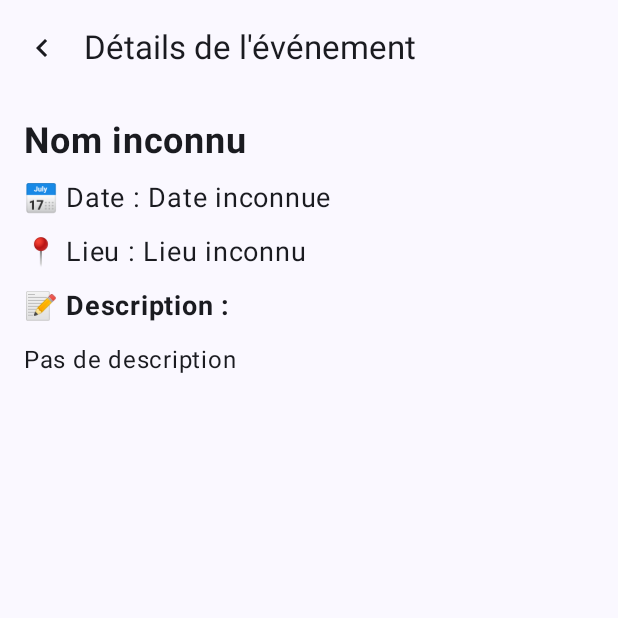
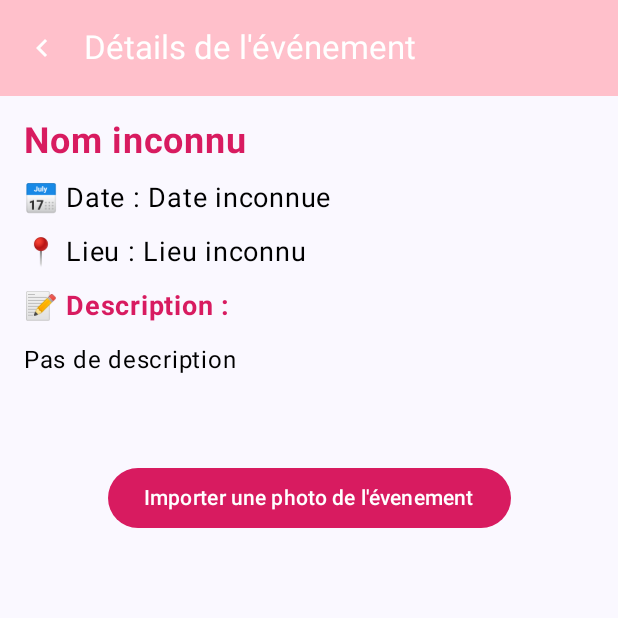
Before and after one commit to inesouarghi24/ISEN-Smart-Caompanion, an Android app built with Jetpack Compose: the EventDetailActivity screen opened directly, with no data from a screen before it, on a phone screen of 412 x 824 dp, the top half of it. Run offline under Robolectric (Android 15) with nearby library versions, the light colour scheme and no system bars; pictures from the network do not load.

Commit message:
design calendrier final (normalement)

```diff
--- a/app/src/main/java/fr/isen/ines/isensmartcompanion/screens/EventDetailActivity.kt
+++ b/app/src/main/java/fr/isen/ines/isensmartcompanion/screens/EventDetailActivity.kt
@@ -1,19 +1,24 @@
 package fr.isen.ines.isensmartcompanion.screens
 
+import android.net.Uri
 import android.os.Bundle
 import androidx.activity.ComponentActivity
 import androidx.activity.compose.setContent
 import androidx.activity.enableEdgeToEdge
+import androidx.compose.foundation.Image
 import androidx.compose.foundation.layout.*
 import androidx.compose.material.icons.Icons
-import androidx.compose.material.icons.filled.KeyboardArrowLeft
+import androidx.compose.material.icons.automirrored.filled.KeyboardArrowLeft
 import androidx.compose.material3.*
 import androidx.compose.runtime.*
 import androidx.compose.ui.Alignment
 import androidx.compose.ui.Modifier
+import androidx.compose.ui.graphics.Color
+import androidx.compose.ui.text.font.Font
 import androidx.compose.ui.text.font.FontWeight
 import androidx.compose.ui.unit.dp
 import androidx.compose.ui.unit.sp
+import coil.compose.rememberAsyncImagePainter
 import fr.isen.ines.isensmartcompanion.ui.theme.ISENSmartCompanionTheme
 
 class EventDetailActivity : ComponentActivity() {
@@ -40,19 +45,23 @@ class EventDetailActivity : ComponentActivity() {
     }
 }
 
-
 @OptIn(ExperimentalMaterial3Api::class)
 @Composable
 fun EventDetailScreen(name: String, description: String, date: String, location: String, onBack: () -> Unit) {
+    var selectedImageUri by remember { mutableStateOf<Uri?>(null) }
+
     Scaffold(
         topBar = {
             TopAppBar(
-                title = { Text(text = "Détails de l'événement") },
+                title = { Text(text = "Détails de l'événement", color = Color.White) },
                 navigationIcon = {
                     IconButton(onClick = onBack) {
-                        Icon(imageVector = Icons.Default.KeyboardArrowLeft, contentDescription = "Retour")
+                        Icon(imageVector = Icons.AutoMirrored.Filled.KeyboardArrowLeft, contentDescription = "Retour", tint = Color.White)
                     }
-                }
+                },
+                colors = TopAppBarDefaults.topAppBarColors(
+                    containerColor = Color(0xFFFFC0CB)
+                )
             )
         }
     ) { innerPadding ->
@@ -64,11 +73,27 @@ fun EventDetailScreen(name: String, description: String, date: String, location:
             verticalArrangement = Arrangement.spacedBy(12.dp),
             horizontalAlignment = Alignment.Start
         ) {
-            Text(text = name, fontSize = 24.sp, fontWeight = FontWeight.Bold)
-            Text(text = "📅 Date : $date", fontSize = 18.sp)
-            Text(text = "📍 Lieu : $location", fontSize = 18.sp)
-            Text(text = "📝 Description :", fontSize = 18.sp, fontWeight = FontWeight.Bold)
-            Text(text = description, fontSize = 16.sp)
+            Text(text = name, fontSize = 24.sp, fontWeight = FontWeight.Bold, color = Color(0xFFD81B60))
+            Text(text = "📅 Date : $date", fontSize = 18.sp, color = Color.Black)
+            Text(text = "📍 Lieu : $location", fontSize = 18.sp, color = Color.Black)
+            Text(text = "📝 Description :", fontSize = 18.sp, fontWeight = FontWeight.Bold, color = Color(0xFFD81B60))
+            Text(text = description, fontSize = 16.sp, color = Color.Black)
+
+            Spacer(modifier = Modifier.height(16.dp))
+
+            PicturePickerButton { uri ->
+                selectedImageUri = uri
+            }
+
+            selectedImageUri?.let { uri ->
+                Image(
+                    painter = rememberAsyncImagePainter(uri),
+                    contentDescription = "Image de l'événement",
+                    modifier = Modifier
+                        .fillMaxWidth()
+                        .height(200.dp)
+                )
+            }
         }
     }
 }
--- a/app/src/main/java/fr/isen/ines/isensmartcompanion/screens/Picture.kt
+++ b/app/src/main/java/fr/isen/ines/isensmartcompanion/screens/Picture.kt
@@ -6,17 +6,20 @@ import androidx.activity.result.contract.ActivityResultContracts
 import androidx.compose.foundation.Image
 import androidx.compose.foundation.layout.*
 import androidx.compose.material3.Button
+import androidx.compose.material3.ButtonDefaults
 import androidx.compose.material3.Text
 import androidx.compose.runtime.*
+import androidx.compose.ui.Alignment
 import androidx.compose.ui.Modifier
+import androidx.compose.ui.graphics.Color
 import androidx.compose.ui.platform.LocalContext
 import androidx.compose.ui.unit.dp
 import coil.compose.rememberAsyncImagePainter
 
 
 @Composable
-fun PicturePickerButton(onImagePicked: (Uri?) -> Unit) {
-    val context = LocalContext.current
+fun PicturePickerButton(onImagePicked: (Uri?) -> Unit) { //mettre sur les details des evenments  (systeme de gallery ppartager)
+    val context = LocalContext.current //conetxte actuelle de mon app
     var imageUri by remember { mutableStateOf<Uri?>(null) }
 
     val launcher = rememberLauncherForActivityResult(
@@ -26,15 +29,20 @@ fun PicturePickerButton(onImagePicked: (Uri?) -> Unit) {
         onImagePicked(uri)
     }
 
-    Column(modifier = Modifier.fillMaxWidth().padding(16.dp)) {
-        Button(onClick = { launcher.launch("image/*") }) {
-            Text("Importer une photo")
+    Column(modifier = Modifier.fillMaxWidth().padding(16.dp), horizontalAlignment = Alignment.CenterHorizontally) {
+        Button(
+            onClick = { launcher.launch("image/*") },
+            colors = ButtonDefaults.buttonColors(containerColor = Color(0xFFD81B60))
+
+        ) {
+            Text("Importer une photo de l'évenement")
         }
+
 
         imageUri?.let {
             Image(
                 painter = rememberAsyncImagePainter(it),
-                contentDescription = "Image sélectionnée",
+                contentDescription = "Image sélectionné",
                 modifier = Modifier
                     .fillMaxWidth()
                     .height(200.dp)
--- a/app/src/main/java/fr/isen/ines/isensmartcompanion/screens/SettingScreen.kt
+++ b/app/src/main/java/fr/isen/ines/isensmartcompanion/screens/SettingScreen.kt
@@ -1,4 +1,4 @@
-package fr.isen.ines.isensmartcompanion.ui.screens
+package fr.isen.ines.isensmartcompanion.screens
 
 import androidx.compose.foundation.clickable
 import androidx.compose.foundation.layout.*
@@ -24,7 +24,7 @@ fun SettingsScreen() {
     var privacyEnabled by remember { mutableStateOf(false) }
     var selectedLanguage by remember { mutableStateOf("Français") }
 
-    val languages = listOf("Français", "Anglais", "Espagnol")
+    val languages = listOf("Français", "Anglais", "Espagnol", "Italien", "Allemand")
 
     Scaffold(
         topBar = {
--- /dev/null
+++ b/app/src/main/res/values/night.xml
@@ -0,0 +1,4 @@
+<?xml version="1.0" encoding="utf-8"?>
+<resources>
+
+</resources>
```
Also changed, not shown: app/src/main/java/fr/isen/ines/isensmartcompanion/screens/CalendarScreen.kt (+110 -89 lines), app/src/main/java/fr/isen/ines/isensmartcompanion/screens/HomeScreenView.kt (+29 -10 lines), app/src/main/java/fr/isen/ines/isensmartcompanion/screens/MainActivity.kt (+32 -10 lines).
